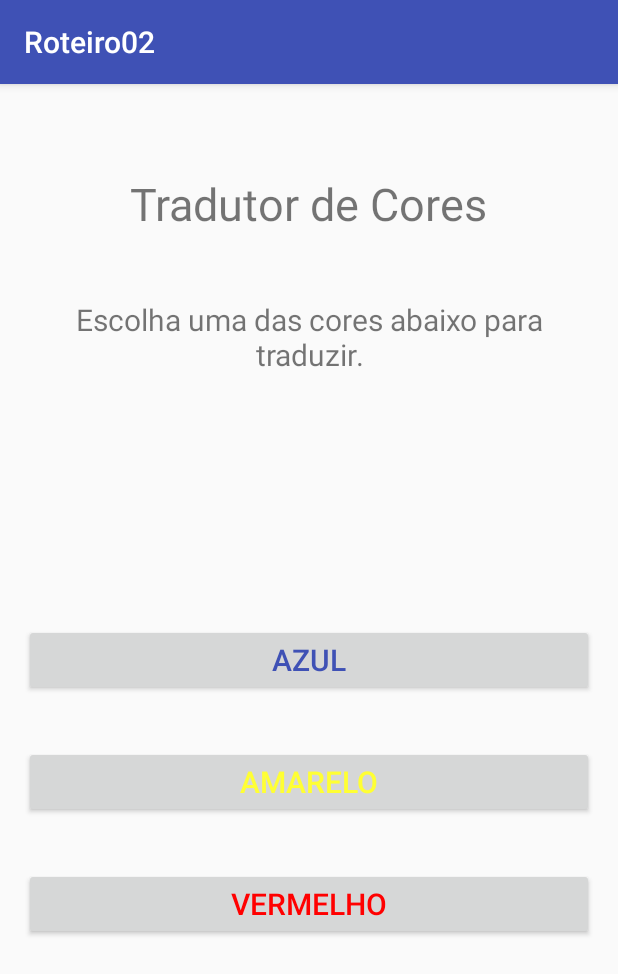
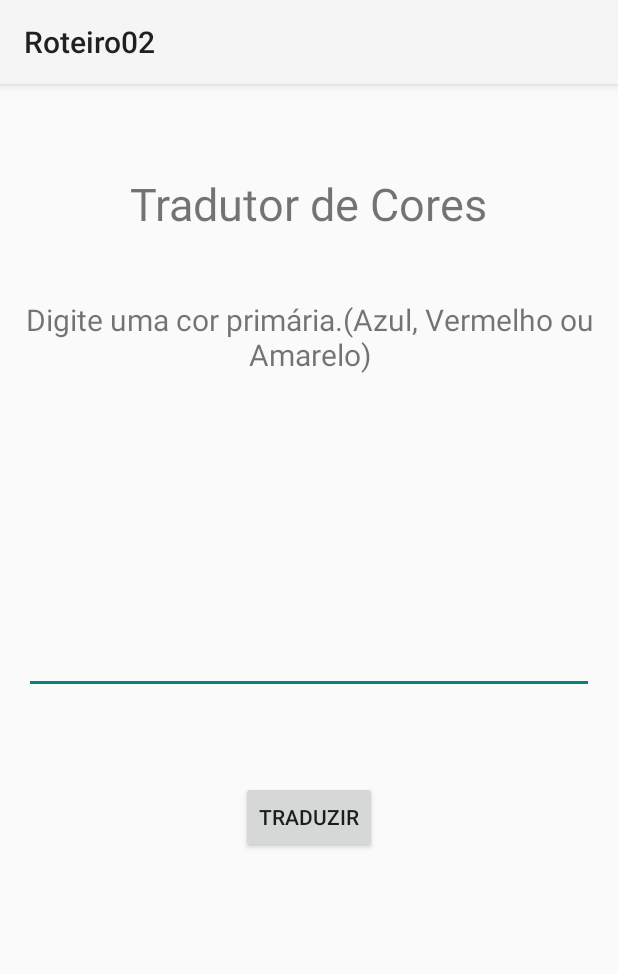
Before and after one commit to deyvison/Roteiro2-Android, an Android app: the screen it shows after launch (MainActivity), on a phone screen of 412 x 824 dp. Shown: the top 974 px of the screen. Run offline under Robolectric (Android 15) with nearby library versions, the phone set to English and light mode, and no system bars.

```diff
--- a/app/src/main/java/com/example/deyvison/roteiro02/MainActivity.java
+++ b/app/src/main/java/com/example/deyvison/roteiro02/MainActivity.java
@@ -1,7 +1,11 @@
 package com.example.deyvison.roteiro02;
 
+import android.content.Intent;
 import android.support.v7.app.AppCompatActivity;
 import android.os.Bundle;
+import android.view.View;
+import android.widget.Button;
+import android.widget.EditText;
 
 public class MainActivity extends AppCompatActivity {
 
@@ -9,5 +13,39 @@ public class MainActivity extends AppCompatActivity {
     protected void onCreate(Bundle savedInstanceState) {
         super.onCreate(savedInstanceState);
         setContentView(R.layout.activity_main);
+
+
+        ((Button)findViewById(R.id.botaoTraduzir)).setOnClickListener(new Traduzir("TRADUZIR",null));
+
+    }
+
+    private class Traduzir implements View.OnClickListener{
+        private String action;
+        private String category;
+
+        Traduzir(String action,String category){
+            this.action = action;
+            this.category = category;
+        }
+
+        @Override
+        public void onClick(View v) {
+            EditText editText = ((EditText)findViewById(R.id.corEntrada));
+            String valor = editText.getText().toString();
+            if(!valor.equalsIgnoreCase("Azul") && !valor.equalsIgnoreCase("Vermelho") && !valor.equalsIgnoreCase("Amarelo")){
+                View focus = null;
+                editText.setError("Entrada inválida!");
+                focus = editText;
+                focus.requestFocus();
+            }else{
+                Intent i = new Intent(this.action);
+                if(this.category != null)
+                    i.addCategory(this.category);
+                Bundle b = new Bundle();
+                b.putString("cor", valor);
+                i.putExtras(b);
+                startActivity(i);
+            }
+        }
     }
 }
--- a/app/src/main/res/layout/activity_main.xml
+++ b/app/src/main/res/layout/activity_main.xml
@@ -24,7 +24,7 @@
     <TextView
         android:layout_width="wrap_content"
         android:layout_height="wrap_content"
-        android:text="Escolha uma das cores abaixo para traduzir."
+        android:text="Digite uma cor primária.(Azul, Vermelho ou Amarelo)"
         android:id="@+id/instrucaoView"
         android:layout_below="@+id/tradutorView"
         android:layout_centerHorizontal="true"
@@ -32,38 +32,22 @@
         android:gravity="center"
         android:textSize="20dp"/>
 
-    <Button
+    <EditText
         android:layout_width="match_parent"
         android:layout_height="wrap_content"
-        android:text="Azul"
-        android:id="@+id/botaoAzul"
+        android:id="@+id/corEntrada"
         android:layout_centerVertical="true"
         android:layout_centerHorizontal="true"
-        android:textColor="@color/colorPrimary"
-        android:gravity="center"
-        android:textSize="20dp"/>
+        android:gravity="center"/>
 
     <Button
-        android:layout_width="match_parent"
+        android:layout_width="wrap_content"
         android:layout_height="wrap_content"
-        android:text="Amarelo"
-        android:id="@+id/botaoAmarelo"
-        android:layout_below="@+id/botaoAzul"
+        android:text="Traduzir"
+        android:id="@+id/botaoTraduzir"
+        android:layout_below="@+id/corEntrada"
         android:layout_centerHorizontal="true"
-        android:layout_marginTop="33dp"
-        android:gravity="center"
-        android:textSize="20dp"
-        android:textColor="#FFFF33"/>
+        android:layout_marginTop="58dp"
+        android:gravity="center"/>
 
-    <Button
-        android:layout_width="match_parent"
-        android:layout_height="wrap_content"
-        android:text="Vermelho"
-        android:id="@+id/botaoVermelho"
-        android:layout_marginTop="33dp"
-        android:layout_below="@+id/botaoAmarelo"
-        android:layout_alignParentStart="true"
-        android:textColor="#FF0000"
-        android:textSize="20dp"
-        android:gravity="center"/>
 </RelativeLayout>
```
Also changed, not shown: app/src/main/AndroidManifest.xml (+22 -1 lines), app/src/main/java/com/example/deyvison/roteiro02/TradutorFrancesActivity.java (added, +35 -0 lines), app/src/main/java/com/example/deyvison/roteiro02/TradutorInglesActivity.java (added, +40 -0 lines), app/src/main/res/layout/activity_tradutor_frances.xml (added, +21 -0 lines), app/src/main/res/layout/activity_tradutor_ingles.xml (added, +22 -0 lines).
